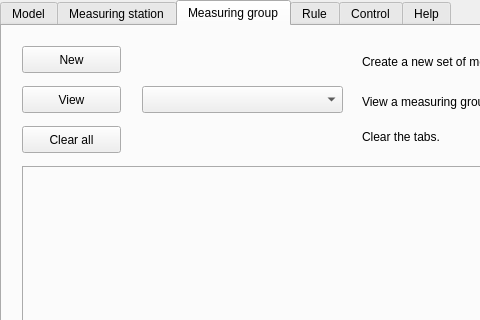
The window that ui/control_structures_dockwidget.ui (nens/threedi-results-analysis) describes before a commit, drawn with Qt 5; both pictures show x 0 to 480 and y 0 to 320 of the 794 by 571 pixel window.
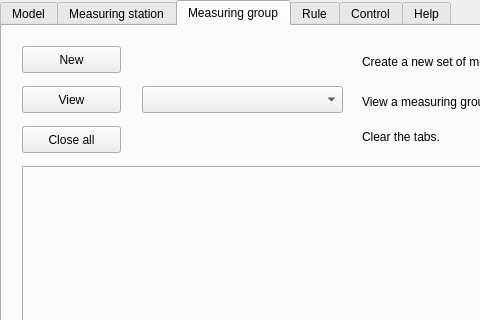
The same window after the commit. The open tabs and pages were chosen to show the change.

Commit message: Change 'Clear all' buttons in tabs to 'Close all' buttons.

```diff
--- a/ui/control_structures_dockwidget.ui
+++ b/ui/control_structures_dockwidget.ui
@@ -226,7 +226,7 @@
        </rect>
       </property>
       <property name="text">
-       <string>Clear all</string>
+       <string>Close all</string>
       </property>
      </widget>
      <widget class="QLabel" name="label_input_measuring_group_clear">
```
Left out of the diff: 14 changed lines with no effect on the pictures. The commit also changes 1 other file.
